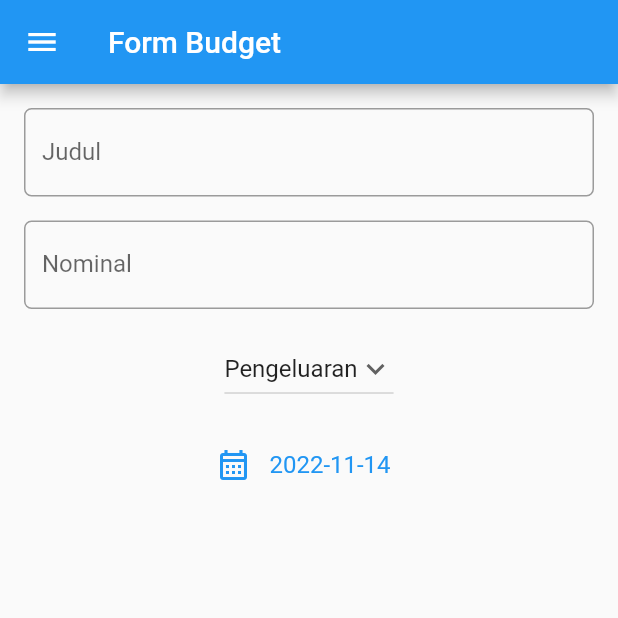
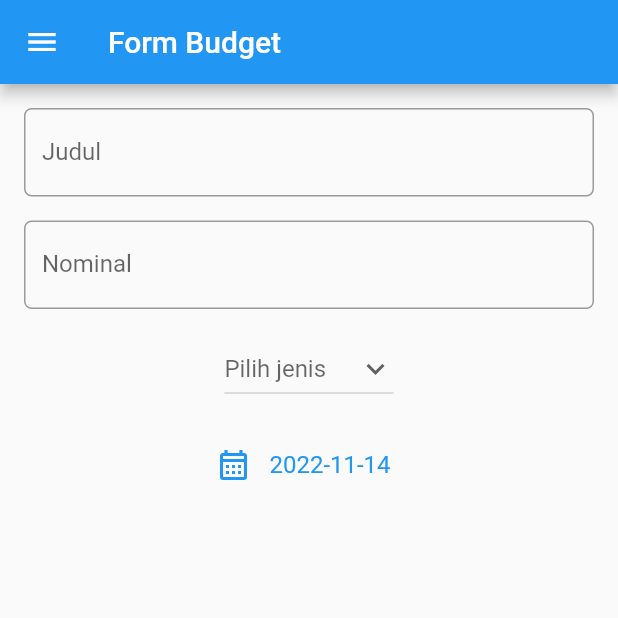
Before and after one commit to bonaventuragal/pbp-flutter-lab, a Flutter app: the FormBudget screen opened by its route, on a phone screen of 412 x 824 dp, the top half of it. Run offline on Flutter 3.47's test engine with Material 2 defaults, Android fonts, the phone set to English and light mode, and no system bars.

Commit message:
add hint to dropdown

```diff
--- a/lib/form.dart
+++ b/lib/form.dart
@@ -11,9 +11,9 @@ class FormBudget extends StatefulWidget {
 
 class _FormBudgetState extends State<FormBudget> {
   final _formKey = GlobalKey<FormState>();
-  String _judul = "";
+  String _judul = '';
   int _nominal = 0;
-  String _jenis = "Pengeluaran";
+  String _jenis = '';
   DateTime? _date = DateTime.now();
 
   @override
@@ -111,9 +111,10 @@ class _FormBudgetState extends State<FormBudget> {
               Padding(
                 // Input Jenis
                 padding: const EdgeInsets.all(8.0),
-                child: DropdownButton(
-                  value: _jenis,
+                child: DropdownButton<String>(
+                  value: null,
                   icon: const Icon(Icons.keyboard_arrow_down),
+                  hint: Text(_jenis == '' ? 'Pilih jenis' : _jenis),
                   items: const <DropdownMenuItem<String>>[
                     DropdownMenuItem<String>(
                       value: 'Pengeluaran',
```
